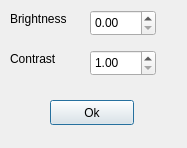
Qt form Qt/ImageViewer/popupimagesettings.ui (hwollny/qt_projects) before a commit.
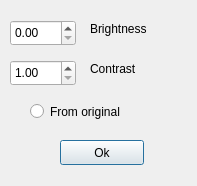
The same form after that commit.

What changed in the file:
```diff
--- a/Qt/ImageViewer/popupimagesettings.ui
+++ b/Qt/ImageViewer/popupimagesettings.ui
@@ -6,8 +6,8 @@
    <rect>
     <x>0</x>
     <y>0</y>
-    <width>187</width>
-    <height>148</height>
+    <width>197</width>
+    <height>186</height>
    </rect>
   </property>
   <property name="minimumSize">
@@ -25,8 +25,8 @@
   <widget class="QLabel" name="label">
    <property name="geometry">
     <rect>
-     <x>10</x>
-     <y>10</y>
+     <x>90</x>
+     <y>20</y>
      <width>81</width>
      <height>17</height>
     </rect>
@@ -38,8 +38,8 @@
   <widget class="QLabel" name="label_2">
    <property name="geometry">
     <rect>
-     <x>10</x>
-     <y>50</y>
+     <x>90</x>
+     <y>60</y>
      <width>81</width>
      <height>17</height>
     </rect>
@@ -51,8 +51,8 @@
   <widget class="QDoubleSpinBox" name="doubleSpinBox">
    <property name="geometry">
     <rect>
-     <x>90</x>
-     <y>10</y>
+     <x>10</x>
+     <y>20</y>
      <width>66</width>
      <height>26</height>
     </rect>
@@ -64,8 +64,8 @@
   <widget class="QDoubleSpinBox" name="doubleSpinBox_2">
    <property name="geometry">
     <rect>
-     <x>90</x>
-     <y>50</y>
+     <x>10</x>
+     <y>60</y>
      <width>66</width>
      <height>26</height>
     </rect>
@@ -86,8 +86,8 @@
   <widget class="QPushButton" name="pushButton">
    <property name="geometry">
     <rect>
-     <x>50</x>
-     <y>100</y>
+     <x>60</x>
+     <y>140</y>
      <width>84</width>
      <height>25</height>
     </rect>
@@ -96,6 +96,19 @@
     <string>Ok</string>
    </property>
   </widget>
+  <widget class="QRadioButton" name="radioButton">
+   <property name="geometry">
+    <rect>
+     <x>30</x>
+     <y>100</y>
+     <width>111</width>
+     <height>23</height>
+    </rect>
+   </property>
+   <property name="text">
+    <string>From original</string>
+   </property>
+  </widget>
  </widget>
  <resources/>
  <connections/>
```
